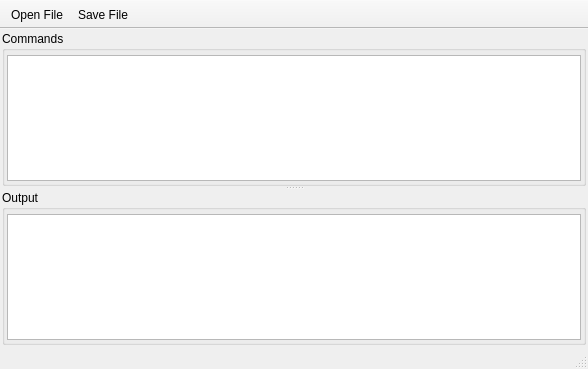
Above: plugins/JavaScript/JavaScript.ui from NeutrinoToolkit/Neutrino before the change. Below: the same form after it.
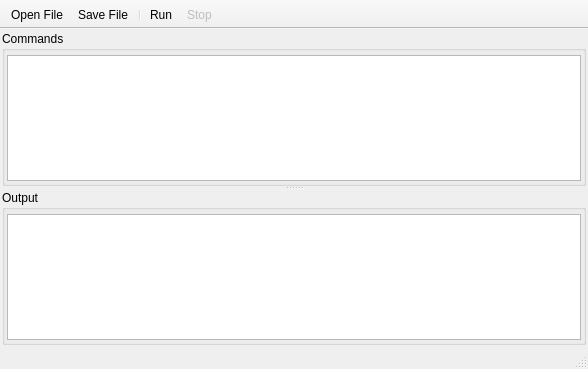
That is the form after the change. Icons and pictures are not drawn.

```diff
--- a/plugins/JavaScript/JavaScript.ui
+++ b/plugins/JavaScript/JavaScript.ui
@@ -135,6 +135,9 @@
    </attribute>
    <addaction name="actionOpen_File"/>
    <addaction name="actionSave_File"/>
+   <addaction name="separator"/>
+   <addaction name="actionRun"/>
+   <addaction name="actionStop"/>
   </widget>
   <action name="actionOpen_File">
    <property name="icon">
@@ -166,6 +169,33 @@
     <string>Ctrl+S</string>
    </property>
   </action>
+  <action name="actionRun">
+   <property name="icon">
+    <iconset resource="../../../build-neutrino-Qt_6_3_2_6_3_2_temporary-Debug/src/qrc/icons.qrc">
+     <normaloff>:/icons/run.png</normaloff>:/icons/run.png</iconset>
+   </property>
+   <property name="text">
+    <string>Run</string>
+   </property>
+   <property name="toolTip">
+    <string>Run the script</string>
+   </property>
+  </action>
+  <action name="actionStop">
+   <property name="enabled">
+    <bool>false</bool>
+   </property>
+   <property name="icon">
+    <iconset resource="../../../build-neutrino-Qt_6_3_2_6_3_2_temporary-Debug/src/qrc/icons.qrc">
+     <normaloff>:/icons/remove.png</normaloff>:/icons/remove.png</iconset>
+   </property>
+   <property name="text">
+    <string>Stop</string>
+   </property>
+   <property name="toolTip">
+    <string>Stop the script (it must call print() or processEvents() from time to time)</string>
+   </property>
+  </action>
  </widget>
  <resources>
   <include location="../../../build-neutrino-Qt_6_3_2_6_3_2_temporary-Debug/src/qrc/icons.qrc"/>
```
